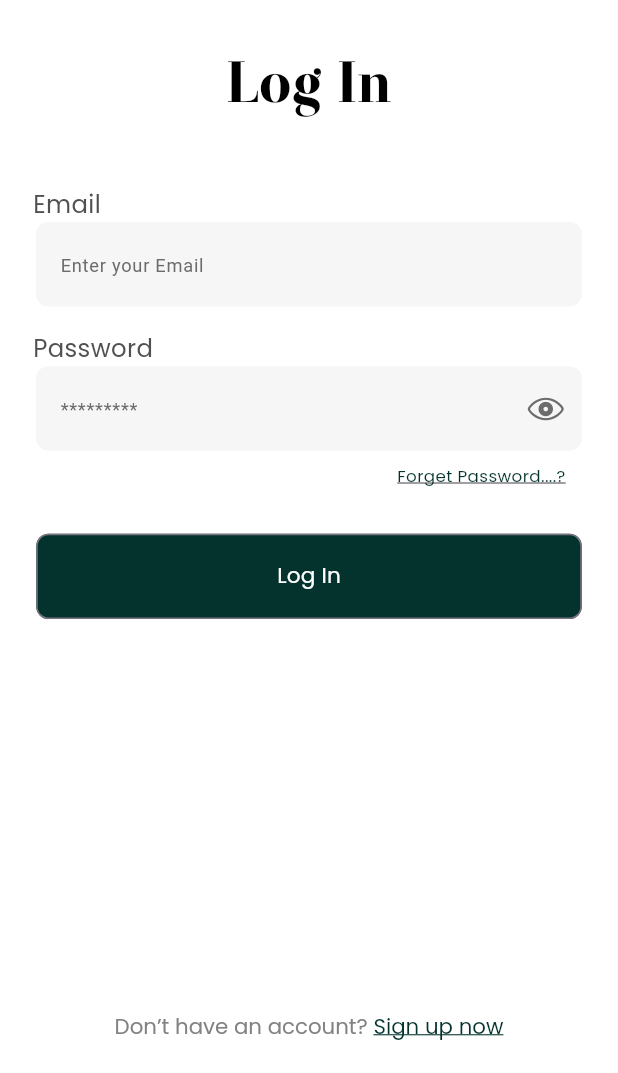
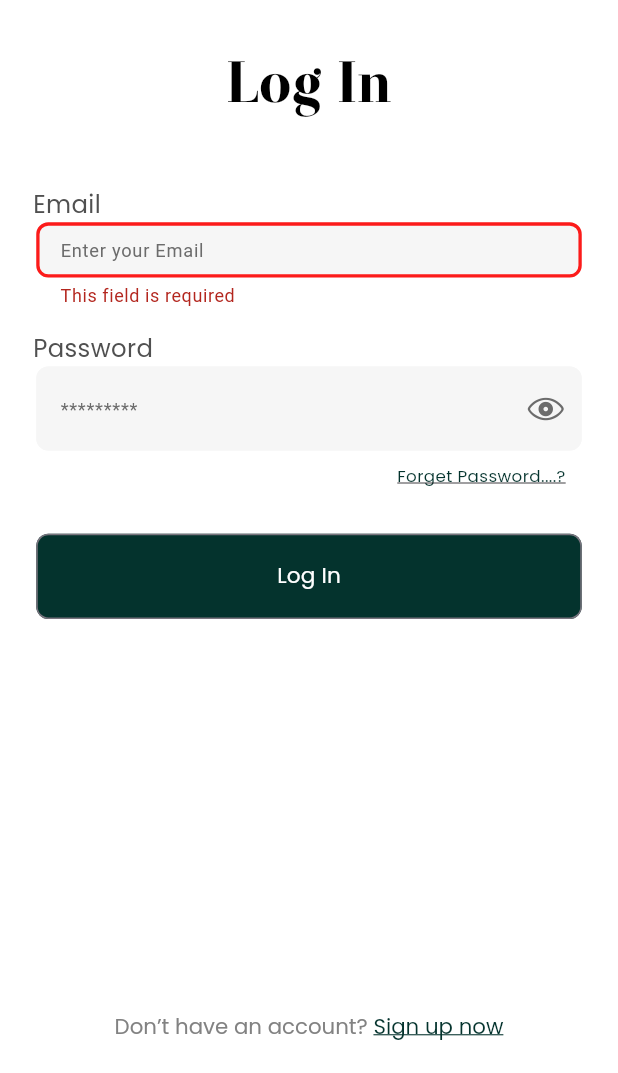
Before and after one commit to hamed12232/Animooo_App, a Flutter app: the screen it shows after launch, after a tap on "Log In", on a phone screen of 412 x 824 dp, the part 163-1236 px from its top. Run offline on Flutter 3.47's test engine with Material 3 defaults, Android fonts, the phone set to English and light mode, and no system bars; our stand-ins replace connectivity_plus, dartz, dio, dotted_border, flutter_bloc, flutter_screenutil and 4 more.

Commit message:
add home screen

```diff
--- a/lib/core/routes/app_route.dart
+++ b/lib/core/routes/app_route.dart
@@ -3,8 +3,11 @@ import 'package:animoo_app/features/auth/login/view/screen/createNewPassword.dar
 import 'package:animoo_app/features/auth/login/view/screen/forgetPasswordScreen.dart';
 import 'package:animoo_app/features/auth/login/view/screen/loginScreen.dart';
 import 'package:animoo_app/features/auth/login/view_model/forget_password_view_model.dart';
+import 'package:animoo_app/features/auth/login/view_model/login_view_model.dart';
+import 'package:animoo_app/features/auth/signUp/view_models/signup_viewmodel.dart';
 import 'package:animoo_app/features/auth/signUp/views/screen/otpVerificationScreen.dart';
 import 'package:animoo_app/features/auth/signUp/views/screen/signUpScreen.dart';
+import 'package:animoo_app/features/home/view/screen/home_screen.dart';
 import 'package:flutter/material.dart';
 import 'package:flutter_bloc/flutter_bloc.dart';
 
@@ -13,11 +16,11 @@ class AppRouteManager {
     Widget widget;
     switch (settings.name) {
       case AppRoutesName.login:
-        widget = Loginscreen();
+        widget = BlocProvider(create: (context) => sl<LoginViewModel>(), child: Loginscreen());
       case AppRoutesName.signUP:
-        widget = Signupscreen();
+        widget = BlocProvider(create: (context) => sl<SignupViewmodel>(), child: Signupscreen());
       case AppRoutesName.forgetPassword:
-        widget = ForgetPasswordScreen();
+        widget = BlocProvider(create: (context) => sl<ForgetPasswordViewModel>(), child: ForgetPasswordScreen());
       case AppRoutesName.otb:
         final args = settings.arguments as Map<String, dynamic>;
 
@@ -30,6 +33,8 @@ class AppRouteManager {
           create: (context) => sl<ForgetPasswordViewModel>(),
           child: CreateNewPassword(email: settings.arguments as String),
         );
+      case AppRoutesName.home:
+        widget = HomeScreen();
       default:
         widget = Loginscreen();
     }
@@ -43,4 +48,5 @@ class AppRoutesName {
   static const String forgetPassword = '/forgetPassword';
   static const String otb = "/otp";
   static const String createNewPassword = '/CreateNewPassword';
+  static const String home = '/home';
 }
--- a/lib/features/auth/login/models/login_model.dart
+++ b/lib/features/auth/login/models/login_model.dart
@@ -17,7 +17,7 @@ class LoginModel {
 
   factory LoginModel.fromJson(Map<String, dynamic> json) {
     return LoginModel(
-      statusCode: json['statusCode'],
+      statusCode: json['statusCode']??0,
       message: json['message'],
       accessToken: json['access_token'],
       refreshToken: json['refresh_token'],
--- a/lib/features/auth/login/view/screen/forgetPasswordScreen.dart
+++ b/lib/features/auth/login/view/screen/forgetPasswordScreen.dart
@@ -1,4 +1,3 @@
-import 'package:animoo_app/core/DI/get_it.dart';
 import 'package:animoo_app/core/functions/app_validators.dart';
 import 'package:animoo_app/core/spacing/vertical_space.dart';
 import 'package:animoo_app/core/style/app_colors.dart';
@@ -21,9 +20,7 @@ class ForgetPasswordScreen extends StatelessWidget {
 
   @override
   Widget build(BuildContext context) {
-    return BlocProvider(
-      create: (context) => sl<ForgetPasswordViewModel>(),
-      child: Scaffold(
+    return Scaffold(
       resizeToAvoidBottomInset: false,
       backgroundColor: AppColors.kbackGroungColor,
       body: SafeArea(
@@ -87,7 +84,6 @@ class ForgetPasswordScreen extends StatelessWidget {
           ],
         ),
       ),
-      ),
     );
   }
 }
--- a/lib/features/auth/login/view/screen/loginScreen.dart
+++ b/lib/features/auth/login/view/screen/loginScreen.dart
@@ -1,7 +1,5 @@
-import 'dart:developer';
-
 import 'package:animoo_app/core/constant/asset_values.dart';
-import 'package:animoo_app/core/services/internet_checker.dart';
+import 'package:animoo_app/core/functions/app_validators.dart';
 import 'package:animoo_app/core/spacing/vertical_space.dart';
 import 'package:animoo_app/core/style/app_colors.dart';
 import 'package:animoo_app/core/style/app_fonts_size.dart';
@@ -12,8 +10,12 @@ import 'package:animoo_app/core/widget/custom_password_text_field.dart';
 import 'package:animoo_app/core/widget/custom_animoo_logo_app.dart';
 import 'package:animoo_app/core/widget/custom_rich_text_button.dart';
 import 'package:animoo_app/features/auth/login/view/widgets/forget_password.dart';
+import 'package:animoo_app/features/auth/login/view_model/login_state.dart';
+import 'package:animoo_app/features/auth/login/view_model/login_view_model.dart';
 import 'package:animoo_app/features/auth/signUp/views/screen/signUpScreen.dart';
+import 'package:animoo_app/features/home/view/screen/home_screen.dart';
 import 'package:flutter/material.dart';
+import 'package:flutter_bloc/flutter_bloc.dart';
 
 class Loginscreen extends StatefulWidget {
   const Loginscreen({super.key});
@@ -24,10 +26,13 @@ class Loginscreen extends StatefulWidget {
 }
 
 class _LoginscreenState extends State<Loginscreen> {
-  final TextEditingController emailEditingController = TextEditingController();
-  final TextEditingController passwordEditingController =
-      TextEditingController();
-  final GlobalKey<FormState> _formKey = GlobalKey<FormState>();
+  late LoginViewModel loginViewModel;
+
+  @override
+  void initState() {
+    super.initState();
+    loginViewModel = context.read<LoginViewModel>();
+  }
 
   @override
   Widget build(BuildContext context) {
@@ -36,7 +41,7 @@ class _LoginscreenState extends State<Loginscreen> {
         backgroundColor: AppColors.kbackGroungColor,
         body: Center(
           child: Form(
-            key: _formKey,
+            key: loginViewModel.formKey,
             child: SingleChildScrollView(
               child: Column(
                 children: [
@@ -56,26 +61,50 @@ class _LoginscreenState extends State<Loginscreen> {
 
                   CustomAttributeTextField(
                     attribute: "Email",
-                    attributeEditingController: emailEditingController,
+                    attributeEditingController:
+                        loginViewModel.emailEditingController,
+                        validator: (value) => AppValidators.emailValidator(value),
                   ),
                   VerticalSpace(height: AppHeight.h16),
                   CustomPasswordTextField(
-                    passwordEditingController: passwordEditingController,
+                    passwordEditingController:
+                        loginViewModel.passwordEditingController,
                     text: "Password",
                   ),
 
                   VerticalSpace(height: AppHeight.h8),
                   ForgetPassword(),
                   VerticalSpace(height: AppHeight.h30),
-                  CustomButton(
-                    onPressed: () async {
-                      var result = InternetChecker();
-                      bool isConnected = await result();
-                      log('isConnected: $isConnected');
+                  BlocConsumer<LoginViewModel, LoginState>(
+                    listener: (context, state) {
+                      if (state is LoginSuccess) {
+                        ScaffoldMessenger.of(context).showSnackBar(
+                          SnackBar(content: Text(state.loginModel.message!)),
+                        );
+                        Navigator.of(context).pushNamed(HomeScreen.routeName);
+                      } else if (state is LoginError) {
+                        ScaffoldMessenger.of(
+                          context,
+                        ).showSnackBar(SnackBar(content: Text(state.error)));
+                      }
                     },
-                    text: "Log In",
-                    fontSize: AppFontsSize.s14,
+                    builder: (BuildContext context, state) {
+                      if (state is LoginLoading) {
+                        return const Center(child: CircularProgressIndicator());
+                      }
+                      return CustomButton(
+                        onPressed: () async {
+                          // var result =   InternetChecker();
+                          // bool isConnected = await result();
+                          // log('isConnected: $isConnected');
+                          await loginViewModel.login();
+                        },
+                        text: "Log In",
+                        fontSize: AppFontsSize.s14,
+                      );
+                    },
                   ),
+
                   VerticalSpace(height: AppHeight.h257),
                   const CustomRichTextButton(
                     subTextBottomTitle: "Don’t have an account? ",
--- a/lib/main.dart
+++ b/lib/main.dart
@@ -1,8 +1,6 @@
 import 'package:animoo_app/core/DI/get_it.dart';
 import 'package:animoo_app/core/routes/app_route.dart';
-import 'package:animoo_app/features/auth/signUp/view_models/signup_viewmodel.dart';
 import 'package:flutter/material.dart';
-import 'package:flutter_bloc/flutter_bloc.dart';
 import 'package:flutter_screenutil/flutter_screenutil.dart';
 
 void main() {
@@ -16,9 +14,7 @@ class MyApp extends StatelessWidget {
   // This widget is the root of your application.
   @override
   Widget build(BuildContext context) {
-    return MultiBlocProvider(
-      providers: [BlocProvider(create: (context) => sl<SignupViewmodel>())],
-      child: ScreenUtilInit(
+    return ScreenUtilInit(
       designSize: const Size(375, 812),
       minTextAdapt: true,
       builder: (context, child) {
@@ -28,7 +24,6 @@ class MyApp extends StatelessWidget {
           onGenerateRoute: AppRouteManager.onGenerateRoute,
         );
       },
-      ),
     );
   }
 }
```
Also changed, not shown: lib/features/home/view/screen/home_screen.dart (added, +15 -0 lines). Lines whose indentation alone changed are shown as unchanged.
